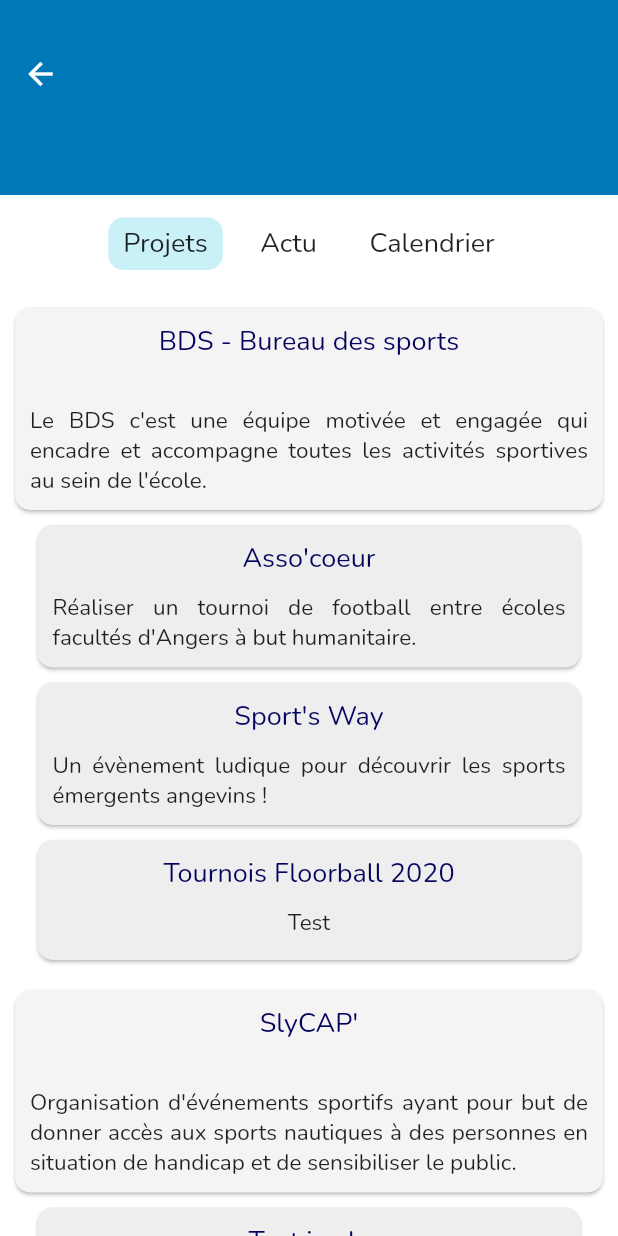
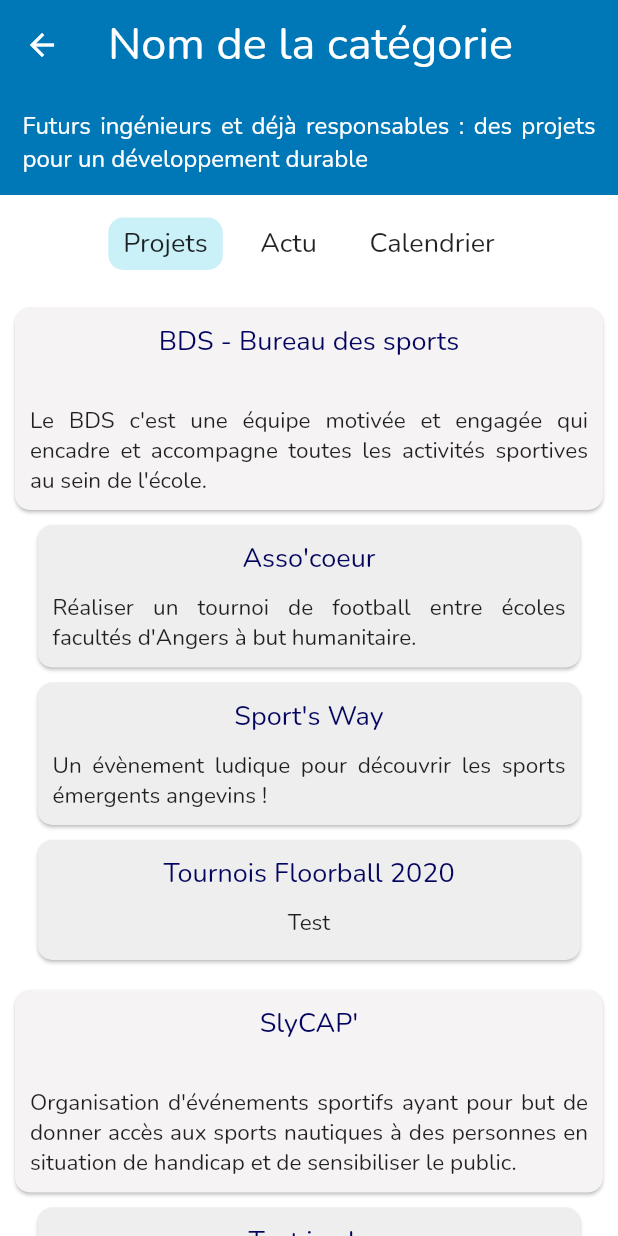
Before and after one commit to BriceChk/assoesaip_flutter, a Flutter app: the Category widget shown alone on an empty page, opened directly, on a phone screen of 412 x 824 dp. Run offline on Flutter 3.47's test engine with Material 2 defaults, Android fonts, the phone set to English and light mode, and no system bars; our stand-ins replace carousel_slider, firebase_messaging, flutter_local_notifications, flutter_snake_navigationbar, font_awesome_flutter, webview_flutter; missing offline and left inert: floating_search_bar, requests, webview_cookie_manager; accounts and stored records are empty.

Commit message:
Better header

```diff
--- a/lib/screens/main/projects/category/category.dart
+++ b/lib/screens/main/projects/category/category.dart
@@ -22,15 +22,31 @@ class Category extends StatelessWidget {
         slivers: [
           //* SliverAppBar in order to have the same as the page before
           SliverAppBar(
-            //* Shape of the AppBar with the roundedBorder
-            shape: roundedBorder,
-            //* Here we have the HeaderWidget
-            actions: [
-              CategoryHeader(),
-            ],
-            toolbarHeight: 130,
+            title: Text(
+              "Nom de la catégorie",
+              style: TextStyle(
+                fontSize: 30,
+                color: headerTextColor,
+                fontFamily: classicFont,
+              ),
+            ),
+            leading: GestureDetector(
+              child: Icon(
+                Icons.arrow_back,
+                color: headerTextColor,
+              ),
+              //* Pushing back to the AssociationCategories
+              onTap: () {
+                Navigator.of(context)
+                    .popUntil(ModalRoute.withName("CategoriesList"));
+              },
+            ),
             pinned: true,
-            backgroundColor: ceruleanCrayola,
+            floating: true,
+            toolbarHeight: 60,
+            expandedHeight: 130,
+            backgroundColor: headerColor,
+            flexibleSpace: _headerFlexibleSpace(),
           ),
           //* All the other Widget
           SliverList(
@@ -45,4 +61,25 @@ class Category extends StatelessWidget {
       ),
     );
   }
+
+  Widget _headerFlexibleSpace() {
+    return FlexibleSpaceBar(
+        collapseMode: CollapseMode.pin,
+        centerTitle: true,
+        background: Container(
+          padding: EdgeInsets.fromLTRB(15, 60, 15, 0),
+          child: Center(
+            child: Text(
+              "Futurs ingénieurs et déjà responsables : des projets pour un développement durable",
+              textAlign: TextAlign.justify,
+              style: TextStyle(
+                fontSize: 16,
+                color: headerTextColor,
+                fontFamily: classicFont,
+              ),
+            ),
+          ),
+        )
+    );
+  }
 }
```
Also changed, not shown: lib/screens/main/projects/categoriesList.dart (+24 -39 lines).
